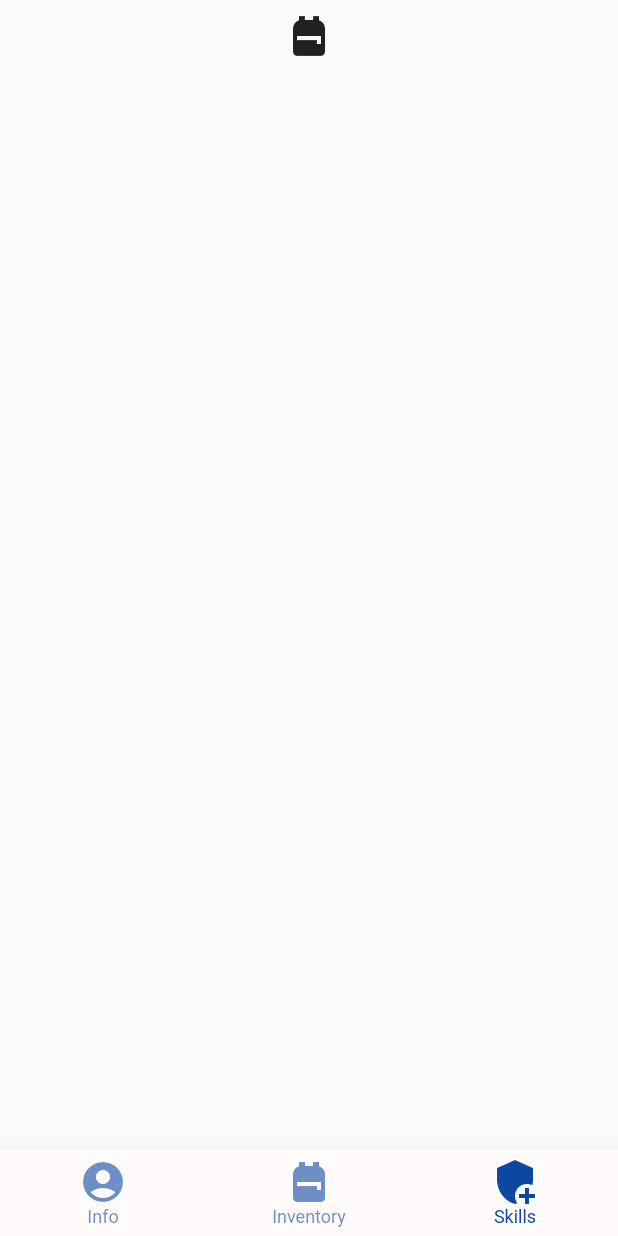
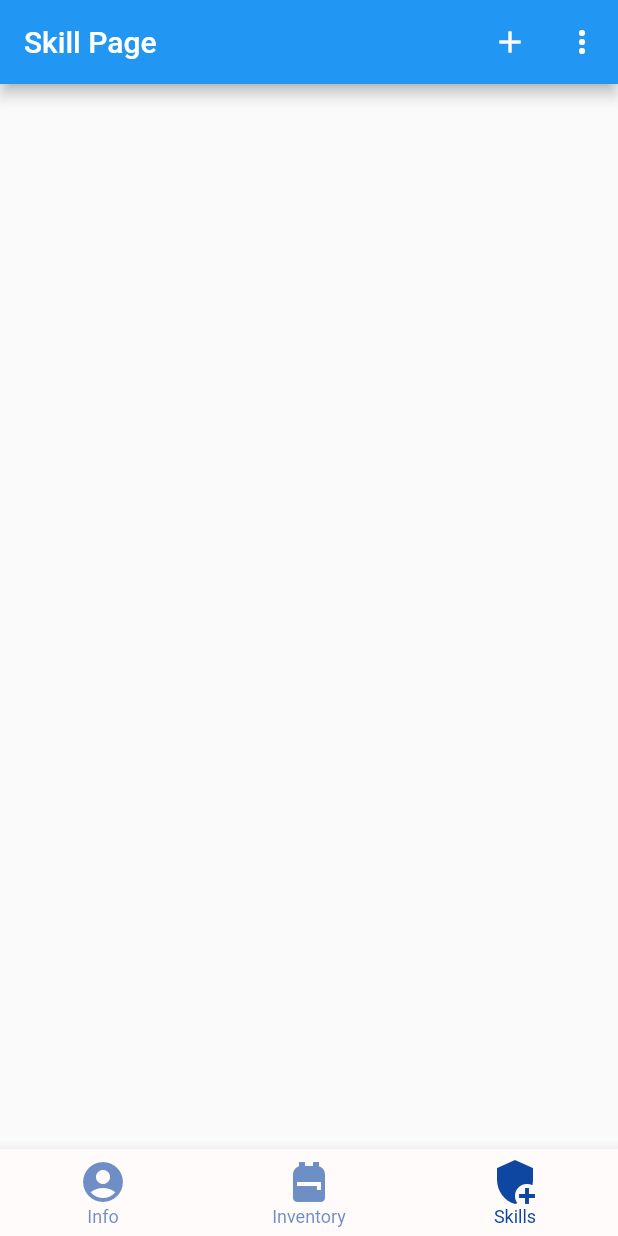
Before and after one commit to medmene/smart_notes, a Flutter app: the screen it shows after launch, item 3 of the bottom bar chosen, on a phone screen of 412 x 824 dp. Run offline on Flutter 3.47's test engine with Material 2 defaults, Android fonts, the phone set to English and light mode, and no system bars; Roboto replaces fonts that are missing (Rubik).

Commit message:
created default interface for skillpage

```diff
--- a/lib/info_page.dart
+++ b/lib/info_page.dart
@@ -1,7 +1,7 @@
 import 'package:flutter/material.dart';
 
-Widget infoPageContent() {
-  return Column(
+class InfoPage {
+  Column _view = new Column(
     mainAxisAlignment: MainAxisAlignment.center,
     children: <Widget>[
       new Align(
@@ -13,4 +13,8 @@ Widget infoPageContent() {
       )
     ],
   );
+
+  Widget getContent() {
+    return _view;
+  }
 }
--- a/lib/inventory_page.dart
+++ b/lib/inventory_page.dart
@@ -1,16 +1,20 @@
 import 'package:flutter/material.dart';
 
-Widget inventoryPageContent() {
-  return Column(
+class InventoryPage {
+  Column _view = new Column(
     mainAxisAlignment: MainAxisAlignment.center,
     children: <Widget>[
       new Align(
         alignment: Alignment.bottomCenter,
         child: new ButtonBar(
           alignment: MainAxisAlignment.center,
-          children: <Widget>[Icon(Icons.access_alarm_outlined, size: 32)],
+          children: <Widget>[Icon(Icons.backpack, size: 32)],
         ),
       )
     ],
   );
+
+  Widget getContent() {
+    return _view;
+  }
 }
--- a/lib/main.dart
+++ b/lib/main.dart
@@ -24,16 +24,25 @@ class MyHomePage extends StatefulWidget {
 
 class _MyHomePageState extends State<MyHomePage> {
   int _currentIndex = 0;
+  SkillPage _skillPage;
+  InfoPage _infoPage;
+  InventoryPage _inventoryPage;
+
+  _MyHomePageState() {
+    _skillPage = new SkillPage(this);
+    _infoPage = new InfoPage();
+    _inventoryPage = new InventoryPage();
+  }
 
   Widget fillBodyContent() {
     if (_currentIndex == 0) {
-      return infoPageContent();
+      return _infoPage.getContent();
     } else if (_currentIndex == 1) {
-      return inventoryPageContent();
+      return _inventoryPage.getContent();
     } else if (_currentIndex == 2) {
-      return skillPageContent();
+      return _skillPage;
     } else {
-      return infoPageContent();
+      return _infoPage.getContent();
     }
   }
 
--- a/lib/skill_page.dart
+++ b/lib/skill_page.dart
@@ -1,13 +1,121 @@
 import 'package:flutter/material.dart';
 
-Widget skillPageContent() {
-  return new ListView(children: [
-    new Align(
-      alignment: Alignment.bottomCenter,
-      child: new ButtonBar(
-        alignment: MainAxisAlignment.center,
-        children: <Widget>[Icon(Icons.backpack, size: 32)],
-      ),
-    )
-  ]);
+class Section extends StatefulWidget {
+  State _owner; // to save internal data
+  String _title;
+  bool _last;
+  SectionState _currentState;
+
+  void setIsLast(bool isLast) {
+    _currentState.setIsLast(isLast);
+  }
+
+  Section(this._owner, this._title, this._last);
+  @override
+  createState() {
+    _currentState = SectionState(this._owner, this._title, this._last);
+    return _currentState;
+  }
 }
+
+class SectionState extends State<Section> {
+  State _owner; // to save internal data
+  TextStyle _style = TextStyle(fontSize: 18, fontWeight: FontWeight.w700);
+  String _title;
+  bool _last;
+  bool _expanded = true;
+
+  void setIsLast(bool isLast) {
+    _last = isLast;
+    setState(() {});
+  }
+
+  List<Widget> _generateOutContent() {
+    List<Widget> l = List<Widget>();
+    l.add(Row(
+      children: <Widget>[
+        Expanded(
+            child: GestureDetector(
+                onTap: () {
+                  bool newExpanded = !_expanded;
+                  setState(() {
+                    _expanded = newExpanded;
+                  });
+                },
+                child:
+                    Text(_title, style: _style, textAlign: TextAlign.center))),
+        Spacer(),
+        IconButton(
+          iconSize: 30,
+          icon: const Icon(Icons.add),
+          tooltip: 'Add content',
+          onPressed: () {},
+        ),
+        IconButton(
+          iconSize: 30,
+          icon: Icon(Icons.more_vert),
+          tooltip: 'Expand section',
+          onPressed: () {},
+        ),
+      ],
+    ));
+    if (_expanded) l.add(Text("asd")); // todo: add internal content with types
+    if (!_last) l.add(Divider());
+    return l;
+  }
+
+  SectionState(this._owner, this._title, this._last);
+  @override
+  Widget build(BuildContext context) {
+    return Column(children: _generateOutContent());
+  }
+}
+
+class SkillPage extends StatefulWidget {
+  State _owner;
+  SkillPage(this._owner);
+  @override
+  createState() => new SkillPageState(this._owner);
+}
+
+class SkillPageState extends State<SkillPage> {
+  State _owner; // to save data after use
+  List<Section> _listContent = List<Section>();
+
+  SkillPageState(this._owner);
+
+  @override
+  Widget build(BuildContext context) {
+    return Column(children: [
+      AppBar(title: const Text('Skill Page'), actions: <Widget>[
+        IconButton(
+          icon: const Icon(Icons.add),
+          tooltip: 'Add new section',
+          onPressed: () {
+            // Swap random text to real Section
+            var list = _listContent;
+            list.forEach((element) {
+              element.setIsLast(false);
+            });
+            list.add(Section(
+                _owner, "Section" + (list.length + 1).toString(), true));
+            setState(() {
+              _listContent = list;
+            });
+          },
+        ),
+        IconButton(
+          icon: const Icon(Icons.more_vert),
+          tooltip: 'Settings',
+          onPressed: () {},
+        )
+      ]),
+      Expanded(
+          child: ListView.builder(
+              itemCount: _listContent.length,
+              itemBuilder: (BuildContext ctxt, int indx) {
+                return _listContent[indx];
+              }))
+    ]);
+  }
+}
```
